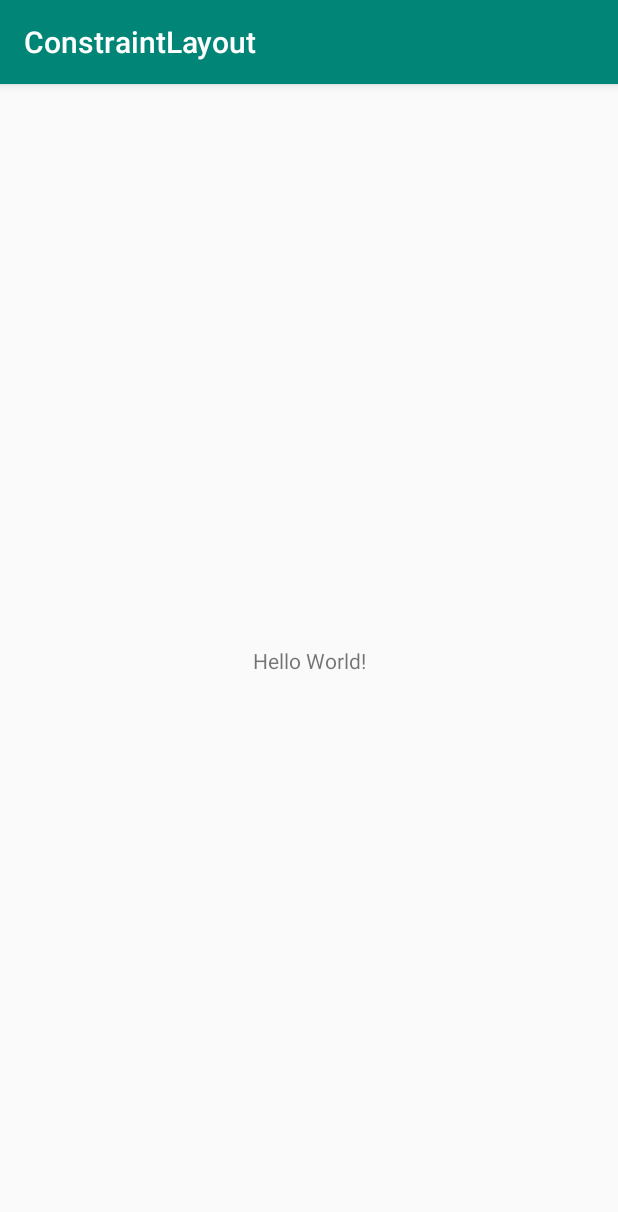
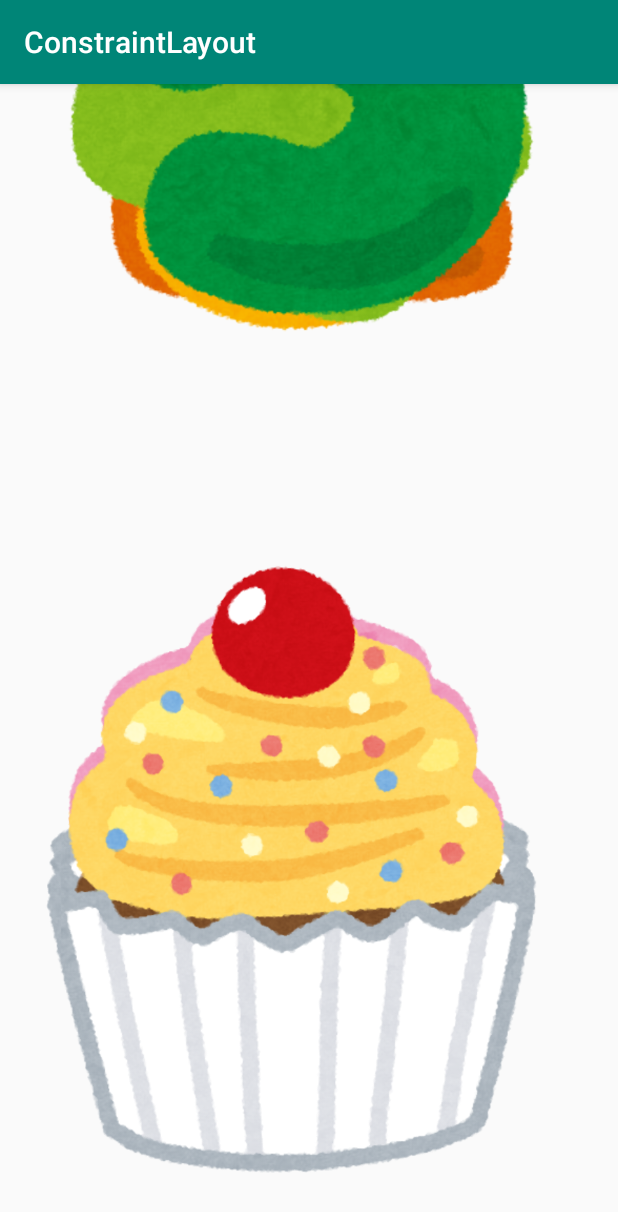
Before and after one commit to pii-programmer/trainningConstraintLayout, an Android app: the MainActivity screen opened directly, with no data from a screen before it, on a phone screen of 412 x 824 dp. Shown: the top 1212 px of the screen. Run offline under Robolectric (Android 15) with nearby library versions, the phone set to English and light mode, and no system bars.

Commit message:
Guidelineをパーセントで作成

```diff
--- a/app/src/main/res/layout/activity_main.xml
+++ b/app/src/main/res/layout/activity_main.xml
@@ -6,13 +6,68 @@
     android:layout_height="match_parent"
     tools:context=".MainActivity">
 
-    <TextView
+
+    <androidx.constraintlayout.widget.Guideline
+        android:id="@+id/guideline37"
         android:layout_width="wrap_content"
         android:layout_height="wrap_content"
-        android:text="Hello World!"
-        app:layout_constraintBottom_toBottomOf="parent"
+        android:orientation="horizontal"
+        app:layout_constraintGuide_percent="0.3"/>
+
+    <ImageView
+        android:layout_width="wrap_content"
+        android:layout_height="wrap_content"
+        app:layout_constraintBottom_toBottomOf="@id/guideline37"
         app:layout_constraintLeft_toLeftOf="parent"
         app:layout_constraintRight_toRightOf="parent"
-        app:layout_constraintTop_toTopOf="parent" />
+        android:src="@drawable/number1"/>
+
+    <ImageView
+        android:layout_width="wrap_content"
+        android:layout_height="wrap_content"
+        app:layout_constraintBottom_toBottomOf="@id/guideline37"
+        app:layout_constraintLeft_toLeftOf="parent"
+        app:layout_constraintRight_toRightOf="parent"
+        android:src="@drawable/number2"/>
+
+    <ImageView
+        android:layout_width="wrap_content"
+        android:layout_height="wrap_content"
+        app:layout_constraintBottom_toBottomOf="@id/guideline37"
+        app:layout_constraintLeft_toLeftOf="parent"
+        app:layout_constraintRight_toRightOf="parent"
+        android:src="@drawable/number3"/>
+
+    <ImageView
+        android:layout_width="wrap_content"
+        android:layout_height="wrap_content"
+        app:layout_constraintBottom_toBottomOf="@id/guideline37"
+        app:layout_constraintLeft_toLeftOf="parent"
+        app:layout_constraintRight_toRightOf="parent"
+        android:src="@drawable/number4"/>
+
+    <ImageView
+        android:layout_width="wrap_content"
+        android:layout_height="wrap_content"
+        app:layout_constraintBottom_toBottomOf="@id/guideline37"
+        app:layout_constraintLeft_toLeftOf="parent"
+        app:layout_constraintRight_toRightOf="parent"
+        android:src="@drawable/number5"/>
+
+    <ImageView
+        android:layout_width="wrap_content"
+        android:layout_height="wrap_content"
+        app:layout_constraintLeft_toLeftOf="parent"
+        app:layout_constraintRight_toRightOf="parent"
+        app:layout_constraintTop_toTopOf="@id/guideline37"
+        android:src="@drawable/cake30"/>
+
+    <ImageView
+        android:layout_width="wrap_content"
+        android:layout_height="wrap_content"
+        app:layout_constraintLeft_toLeftOf="parent"
+        app:layout_constraintRight_toRightOf="parent"
+        app:layout_constraintTop_toTopOf="@id/guideline37"
+        android:src="@drawable/cake70"/>
 
 </androidx.constraintlayout.widget.ConstraintLayout>
```
